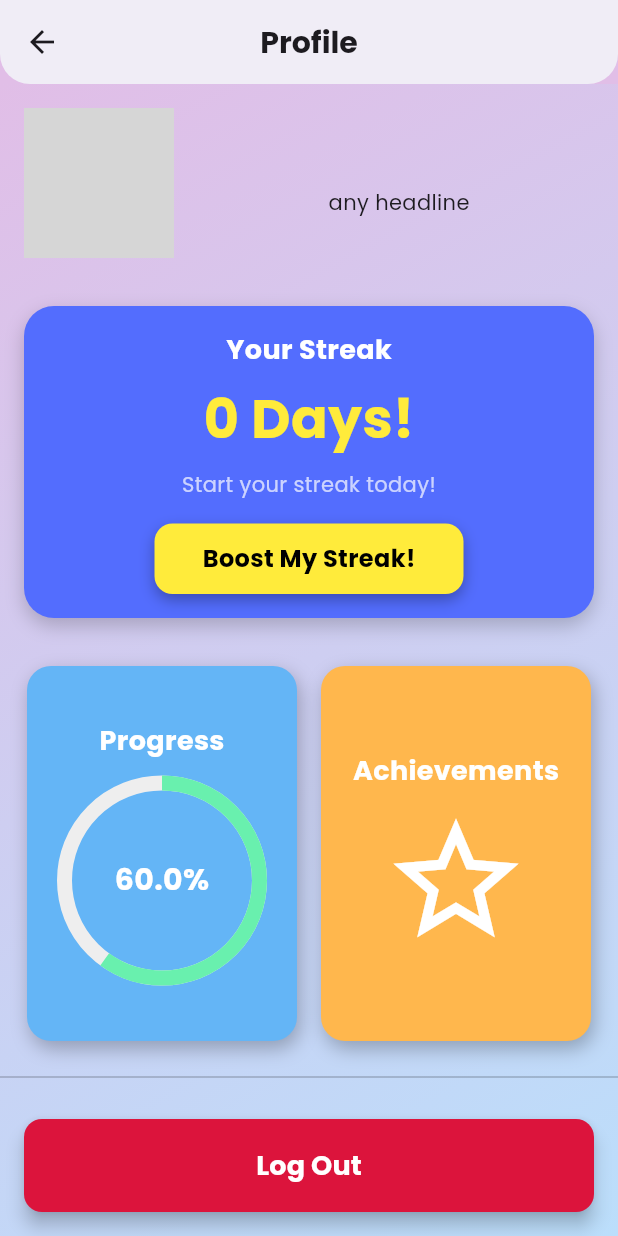
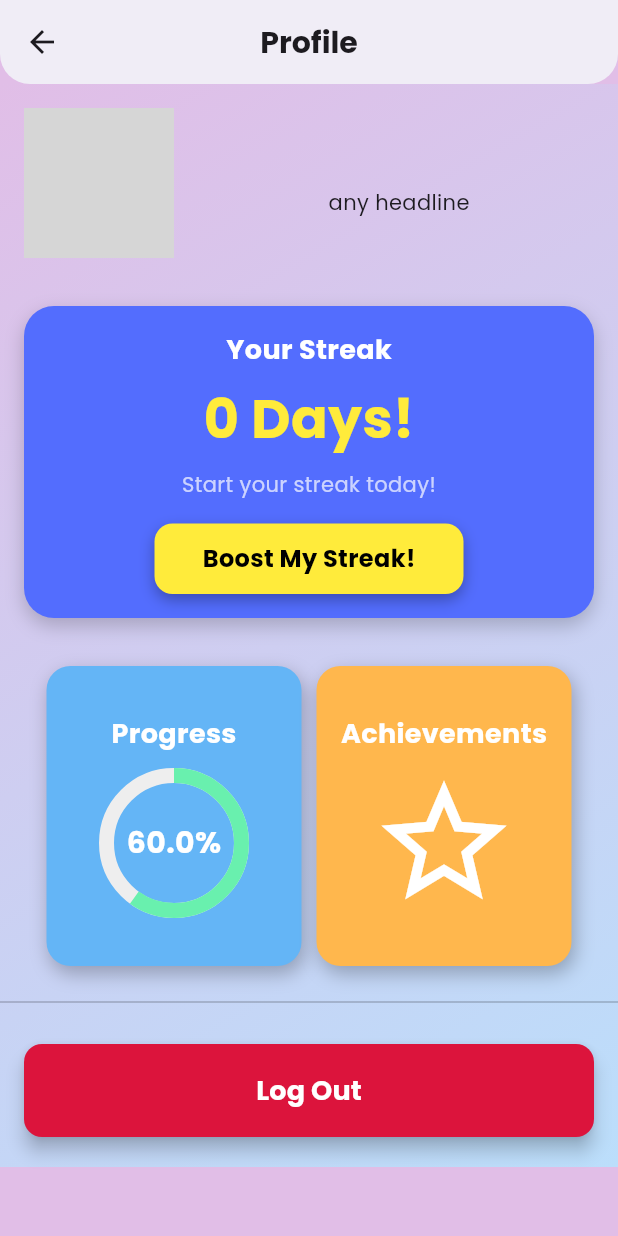
Before and after one commit to Teja2951/Team-Aavishkaar, a Flutter app: the LandingPage screen opened directly, after a tap on the "person 2" icon, on a phone screen of 412 x 824 dp. Run offline on Flutter 3.47's test engine with Material 3 defaults, Android fonts, the phone set to English and light mode, and no system bars; drawn by our look-alikes of percent_indicator; our stand-ins replace dash_chat_2, flutter_advanced_drawer, flutter_fortune_wheel, flutter_gemini, google_fonts, google_generative_ai and 6 more; missing offline and left inert: animate_gradient; accounts and stored records are empty; network calls fail; grey boxes are pictures that could not be loaded.

Commit message:
Updated UI and navigation, added new files

```diff
--- a/lib/article6_page.dart
+++ b/lib/article6_page.dart
@@ -1,5 +1,6 @@
 import 'package:aavishkaar/auth_service.dart';
 import 'package:aavishkaar/custom_tile.dart';
+import 'package:aavishkaar/landing_page.dart';
 import 'package:flutter/material.dart';
 import 'package:supabase_flutter/supabase_flutter.dart';
 
@@ -24,7 +25,10 @@ class _Article6PageState extends State<Article6Page> {
         elevation: 5,
         leading: IconButton(
           icon: Icon(Icons.arrow_back, size: 28),
-          onPressed: () => Navigator.pop(context),
+          onPressed: () =>Navigator.push(
+              context,
+              MaterialPageRoute(builder: (context) => LandingPage()),
+            )
         ),
         title: Text(
           "Part 6",
--- a/lib/landing_page.dart
+++ b/lib/landing_page.dart
@@ -1,6 +1,9 @@
+import 'package:aavishkaar/advance_drawer_content.dart';
 import 'package:aavishkaar/bookmarks_screen.dart';
 import 'package:aavishkaar/chatbot2.dart';
+import 'package:aavishkaar/news_intro.dart';
 import 'package:aavishkaar/streak_service.dart';
+import 'package:aavishkaar/timeline.dart';
 import 'package:animate_gradient/animate_gradient.dart';
 import 'package:aavishkaar/article6_page.dart';
 import 'package:aavishkaar/auth_service.dart';
@@ -10,6 +13,7 @@ import 'package:aavishkaar/pages/games_screen.dart';
 import 'package:aavishkaar/home_page.dart';
 import 'package:aavishkaar/pages/settings_page.dart';
 import 'package:flutter/material.dart';
+import 'package:flutter_advanced_drawer/flutter_advanced_drawer.dart';
 import 'package:google_nav_bar/google_nav_bar.dart';
 import 'package:supabase_flutter/supabase_flutter.dart';
 
@@ -21,6 +25,7 @@ class LandingPage extends StatefulWidget {
 }
 
 class _LandingPageState extends State<LandingPage> {
+  final AdvancedDrawerController _advancedDrawerController = AdvancedDrawerController();
   int _selectedIndex = 0;
   int _streakCount = 0;
   StreakService _helper = StreakService();
@@ -28,6 +33,7 @@ class _LandingPageState extends State<LandingPage> {
   final Map<String, Widget> articleScreens = {
     "Part 5": HomePage(),
     "Part 6": Article6Page(),
+    'Timeline': ConstitutionTimelineScreen(),
   };
 
   late final List<Widget> _screens;
@@ -38,7 +44,8 @@ class _LandingPageState extends State<LandingPage> {
       HomeScreen(articleScreens: articleScreens),
       GamesScreen(),
       OneMinuteRead(),
-      EventsScreen(),
+      //NewsIntro(),
+      //EventsScreen(),
       ProfileScreen(),
     ];
   }
@@ -49,15 +56,48 @@ class _LandingPageState extends State<LandingPage> {
   }
 
   void _onItemTapped(int index) {
+  if (index == 3) {
+    // If the last button (index 3) is tapped, open the AdvancedDrawer
+    _advancedDrawerController.showDrawer();
+  } else {
+    // Otherwise, switch screens as usual
     setState(() {
       _selectedIndex = index;
     });
+  }
 }
 
 
   @override
   Widget build(BuildContext context) {
-    return Scaffold(
+    return AdvancedDrawer(
+      controller: _advancedDrawerController,
+      rtlOpening: true,
+      drawer: AdvancedDrawerContent(),
+      childDecoration: BoxDecoration(
+    borderRadius: BorderRadius.circular(30), // Adjust corner radius
+    boxShadow: [
+      BoxShadow(
+        color: Colors.black26,
+        blurRadius: 10,
+        offset: Offset(0, 5),
+      ),
+    ],
+  ),
+  backdrop: Container(
+    decoration: BoxDecoration(
+      gradient: LinearGradient(
+  colors: [
+    Color(0xFFFF0000), // Bright Red
+    Color(0xFFFF1493), // Deep Pink
+  ],
+  begin: Alignment.topLeft,
+  end: Alignment.bottomRight,
+)
+    ),
+  ),
+
+      child: Scaffold(
         body: AnimateGradient(
           primaryColors: const [
             Colors.pink,
@@ -79,19 +119,23 @@ class _LandingPageState extends State<LandingPage> {
                     _buildGreetingSection(),
                     const SizedBox(height: 20),
                   ],
+
+                  if(_selectedIndex != 3) ...{
                   _screens[_selectedIndex],
+                  }
                 ],
               ),
             ),
           ),
         ),
-      bottomNavigationBar: ClipRRect(
-        borderRadius: const BorderRadius.only(
-          topLeft: Radius.circular(30),
-          topRight: Radius.circular(30),
-        ),
+       bottomNavigationBar: Container(
+        margin: const EdgeInsets.only(left: 10, right: 10, bottom: 10), // Margins for the bar
+        child: ClipRRect(
+      borderRadius: BorderRadius.circular(20),
       child: BottomAppBar(
-          shape: const CircularNotchedRectangle(),
+        color: Colors.blue,
+        child: SizedBox(
+          height: 50, // Adjust height as needed
           child: Padding(
             padding: const EdgeInsets.symmetric(horizontal: 8.0),
             child: Row(
@@ -99,14 +143,19 @@ class _LandingPageState extends State<LandingPage> {
               children: [
                 buildNavBarItem(Icons.home, 'Home', 0),
                 buildNavBarItem(Icons.gamepad, 'Games', 1),
-                SizedBox(width: 20),
+                const SizedBox(width: 20),
                 buildNavBarItem(Icons.new_label, 'OneM', 2),
-                buildNavBarItem(Icons.event, 'Events', 3),
+                buildNavBarItem(Icons.more_horiz_rounded, 'More', 3),
               ],
             ),
           ),
         ),
       ),
+        ),
+      ),
+
+
+
         floatingActionButton: ClipOval(
           child: Material(
             color: const Color.fromARGB(255, 81, 0, 255),
@@ -127,23 +176,26 @@ class _LandingPageState extends State<LandingPage> {
           ),
         ),
         floatingActionButtonLocation: FloatingActionButtonLocation.centerDocked,
+      ),
     );
   }
 
   Widget buildNavBarItem(IconData icon, String label, int index) {
     return InkWell(
+
       onTap: () => _onItemTapped(index),
       child: Column(
         mainAxisSize: MainAxisSize.min,
         children: [
           Icon(
             icon,
+            size: 30,
             color: _selectedIndex == index ? Colors.orange : Colors.black,
           ),
           Text(
             label,
             style: TextStyle(
-                color: _selectedIndex == index ? Colors.orange : Colors.black),
+                color: _selectedIndex == index ? Colors.orange : Colors.black,),
           ),
         ],
       ),
@@ -245,7 +297,7 @@ class _LandingPageState extends State<LandingPage> {
                         ),
                       ),
                       const Text(
-                        'What U wanna learn....',
+                        'What do you want to learn today?',
                         style: TextStyle(color: Colors.white),
                       ),
                     ],
@@ -361,26 +413,28 @@ class HomeScreen extends StatelessWidget {
 
   @override
   Widget build(BuildContext context) {
-    return SingleChildScrollView(
-      child: Column(
+    return Wrap(
+      children: [
+        Column(
         crossAxisAlignment: CrossAxisAlignment.start,
         children: [
           _buildGridSection(
             context,
             title: 'Explore Constitution',
             cards: [
+              _buildPartCard(context, "Preamble", Icons.library_books,
+                  Colors.orangeAccent, Colors.amber),
+              _buildPartCard(context, "Timeline", Icons.architecture_sharp,
+                  Colors.purpleAccent, Colors.deepPurple),
               _buildPartCard(context, "Part 5", Icons.book, Colors.blueAccent,
                   Colors.lightBlue),
               _buildPartCard(context, "Part 6", Icons.gavel,
                   Colors.greenAccent, Colors.lightGreen),
-              _buildPartCard(context, "Preamble", Icons.library_books,
-                  Colors.orangeAccent, Colors.amber),
-              _buildPartCard(context, "Amendments", Icons.account_balance,
-                  Colors.purpleAccent, Colors.deepPurple),
             ],
           ),
         ],
       ),
+      ],
     );
   }
 
@@ -460,6 +514,6 @@ class EventsScreen extends StatelessWidget {
 
   @override
   Widget build(BuildContext context) {
-    return Container();
+    return AdvancedDrawer(child: Scaffold(), drawer: SafeArea(child: Column(children: [],)));
   }
 }
--- a/lib/pages/settings_page.dart
+++ b/lib/pages/settings_page.dart
@@ -88,14 +88,14 @@ class _ProfileScreenState extends State<ProfileScreen> {
               Padding(
                 padding: const EdgeInsets.all(16.0),
                 child: Wrap(
-                  spacing: 16,
+                  spacing: 10,
                   runSpacing: 16,
                   children: [
                     // Progress Card
                     _buildDashboardCard(
                       title: "Progress",
                       content: CircularPercentIndicator(
-                        radius: 70.0,
+                        radius: 50.0,
                         lineWidth: 10.0,
                         animation: true,
                         percent: progress,
@@ -162,8 +162,8 @@ class _ProfileScreenState extends State<ProfileScreen> {
   // Method to build Dashboard Cards with consistent style and custom colors
   Widget _buildDashboardCard({required String title, required Widget content, required Color cardColor}) {
     return Container(
-      height: 250,
-      width: 180,
+      height: 200,
+      width: 170,
       decoration: BoxDecoration(
         color: cardColor, // Use passed card color
         borderRadius: BorderRadius.circular(16),
--- a/lib/story_screen.dart
+++ b/lib/story_screen.dart
@@ -57,7 +57,11 @@ class _StoryScreenState extends State<StoryScreen> {
     );
 
     final prompt =
-        'Create a $storyType story of $length length based on the following article of the Indian Constitution: $text. '
+        'create a Indian Constitutional based story on the article $text so that the following article is easily understandable after reading this story keep the english simple'
+        'story type: $storyType'
+        'story length: $length'
+        'also after the story ends write a small summary of the same article'
+        //'Create a $storyType story of $length length based on the following article of the Indian Constitution: $text. after reading the story one should be able to understand the whole article $text of tht indian constitution and add a summary of that article at the last'
         'Also, generate a concise image prompt which should state whats happening in the story like seeing the funny humorous image u can relate to the sstory, surrounded by *** at the start, describing a suitable image for this story.';
 
     setState(() {
--- a/pubspec.yaml
+++ b/pubspec.yaml
@@ -51,6 +51,8 @@ dependencies:
   dash_chat_2: ^0.0.21
   animate_gradient: ^0.0.3
   percent_indicator: ^4.2.2
+  animated_gradient:
+  flutter_advanced_drawer:
 
 dev_dependencies:
   flutter_test:
```
Also changed, not shown: lib/advance_drawer_content.dart (added, +212 -0 lines), lib/article_display.dart (+63 -87 lines), lib/bookmarks_screen.dart (+4 -3 lines), lib/news_intro.dart (added, +24 -0 lines), lib/timeline.dart (added, +196 -0 lines), lib/pages/games_screen.dart (line endings or trailing spaces), pubspec.lock. Lines whose indentation alone changed are shown as unchanged.
